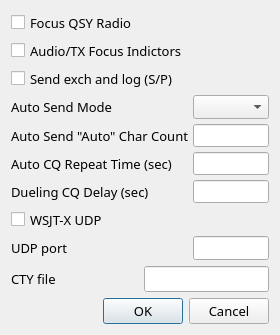
First picture: the form in so2sdr/settingsdialog.ui, repository n4ogw/so2sdr, before the edit.
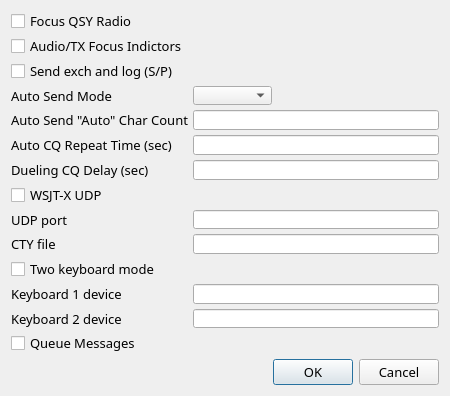
Second picture: the form after the edit.

The edit to the form file:
```diff
--- a/so2sdr/settingsdialog.ui
+++ b/so2sdr/settingsdialog.ui
@@ -6,8 +6,8 @@
    <rect>
     <x>0</x>
     <y>0</y>
-    <width>280</width>
-    <height>335</height>
+    <width>450</width>
+    <height>396</height>
    </rect>
   </property>
   <property name="sizePolicy">
@@ -18,14 +18,14 @@
   </property>
   <property name="minimumSize">
    <size>
-    <width>280</width>
-    <height>335</height>
+    <width>450</width>
+    <height>380</height>
    </size>
   </property>
   <property name="maximumSize">
    <size>
-    <width>505</width>
-    <height>431</height>
+    <width>565</width>
+    <height>680</height>
    </size>
   </property>
   <property name="font">
@@ -154,7 +154,7 @@
      <item row="4" column="1">
       <widget class="QLineEdit" name="AutoSendLineEdit">
        <property name="sizePolicy">
-        <sizepolicy hsizetype="Preferred" vsizetype="Fixed">
+        <sizepolicy hsizetype="Expanding" vsizetype="Fixed">
          <horstretch>0</horstretch>
          <verstretch>0</verstretch>
         </sizepolicy>
@@ -167,7 +167,7 @@
        </property>
        <property name="maximumSize">
         <size>
-         <width>200</width>
+         <width>300</width>
          <height>16777215</height>
         </size>
        </property>
@@ -193,7 +193,7 @@
      <item row="5" column="1">
       <widget class="QLineEdit" name="CQRepeatLineEdit">
        <property name="sizePolicy">
-        <sizepolicy hsizetype="Preferred" vsizetype="Fixed">
+        <sizepolicy hsizetype="Expanding" vsizetype="Fixed">
          <horstretch>0</horstretch>
          <verstretch>0</verstretch>
         </sizepolicy>
@@ -206,7 +206,7 @@
        </property>
        <property name="maximumSize">
         <size>
-         <width>200</width>
+         <width>300</width>
          <height>16777215</height>
         </size>
        </property>
@@ -232,7 +232,7 @@
      <item row="6" column="1">
       <widget class="QLineEdit" name="DuelingCQLineEdit">
        <property name="sizePolicy">
-        <sizepolicy hsizetype="Preferred" vsizetype="Fixed">
+        <sizepolicy hsizetype="MinimumExpanding" vsizetype="MinimumExpanding">
          <horstretch>0</horstretch>
          <verstretch>0</verstretch>
         </sizepolicy>
@@ -245,8 +245,8 @@
        </property>
        <property name="maximumSize">
         <size>
-         <width>200</width>
-         <height>16777215</height>
+         <width>350</width>
+         <height>400</height>
         </size>
        </property>
        <property name="font">
@@ -286,7 +286,7 @@
      <item row="9" column="1">
       <widget class="QLineEdit" name="UDPPortLineEdit">
        <property name="sizePolicy">
-        <sizepolicy hsizetype="Preferred" vsizetype="Fixed">
+        <sizepolicy hsizetype="Expanding" vsizetype="Fixed">
          <horstretch>0</horstretch>
          <verstretch>0</verstretch>
         </sizepolicy>
@@ -299,7 +299,7 @@
        </property>
        <property name="maximumSize">
         <size>
-         <width>200</width>
+         <width>300</width>
          <height>16777215</height>
         </size>
        </property>
@@ -313,11 +313,7 @@
        </property>
       </widget>
      </item>
-    </layout>
-   </item>
-   <item>
-    <layout class="QHBoxLayout" name="horizontalLayout">
-     <item>
+     <item row="10" column="0">
       <widget class="QLabel" name="label_5">
        <property name="sizePolicy">
         <sizepolicy hsizetype="MinimumExpanding" vsizetype="Preferred">
@@ -342,10 +338,10 @@
        </property>
       </widget>
      </item>
-     <item>
+     <item row="10" column="1">
       <widget class="QLineEdit" name="ctyLineEdit">
        <property name="sizePolicy">
-        <sizepolicy hsizetype="Preferred" vsizetype="Fixed">
+        <sizepolicy hsizetype="Expanding" vsizetype="Fixed">
          <horstretch>0</horstretch>
          <verstretch>0</verstretch>
         </sizepolicy>
@@ -372,6 +368,63 @@
        </property>
       </widget>
      </item>
+     <item row="11" column="0">
+      <widget class="QCheckBox" name="kbdCheckBox">
+       <property name="toolTip">
+        <string>In this mode two keyboards are mapped separately to radio1 and radio2. Sprint mode, toggle mode, and alt-D do not coexist with two keyboard mode.</string>
+       </property>
+       <property name="text">
+        <string>Two keyboard mode</string>
+       </property>
+      </widget>
+     </item>
+     <item row="12" column="0">
+      <widget class="QLabel" name="label_7">
+       <property name="text">
+        <string>Keyboard 1 device</string>
+       </property>
+      </widget>
+     </item>
+     <item row="12" column="1">
+      <widget class="QLineEdit" name="kbd1LineEdit">
+       <property name="sizePolicy">
+        <sizepolicy hsizetype="Expanding" vsizetype="Fixed">
+         <horstretch>0</horstretch>
+         <verstretch>0</verstretch>
+        </sizepolicy>
+       </property>
+       <property name="toolTip">
+        <string>/dev/input device for keyboard 1</string>
+       </property>
+      </widget>
+     </item>
+     <item row="13" column="0">
+      <widget class="QLabel" name="label_8">
+       <property name="text">
+        <string>Keyboard 2 device</string>
+       </property>
+      </widget>
+     </item>
+     <item row="13" column="1">
+      <widget class="QLineEdit" name="kbd2LineEdit">
+       <property name="sizePolicy">
+        <sizepolicy hsizetype="Expanding" vsizetype="Fixed">
+         <horstretch>0</horstretch>
+         <verstretch>0</verstretch>
+        </sizepolicy>
+       </property>
+       <property name="toolTip">
+        <string>/dev/input device for keyboard 2</string>
+       </property>
+      </widget>
+     </item>
+     <item row="14" column="0">
+      <widget class="QCheckBox" name="queueCheckBox">
+       <property name="text">
+        <string>Queue Messages</string>
+       </property>
+      </widget>
+     </item>
     </layout>
    </item>
    <item>
```
Left out of the diff: 38 changed lines with no effect on the pictures.
